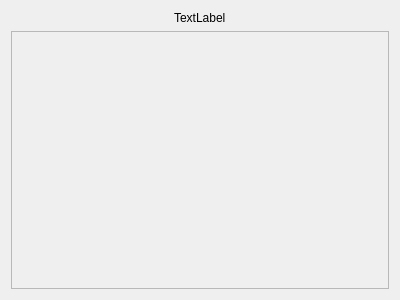
Above: ui/partners_page.ui from Iv2005an/demoexam before the change. Below: the same form after it.
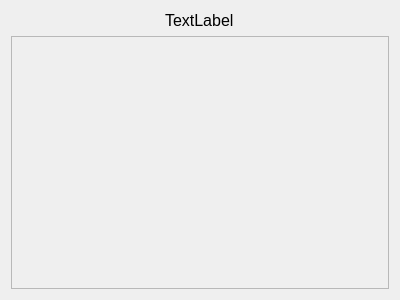
That is the form after the change.

```diff
--- a/ui/partners_page.ui
+++ b/ui/partners_page.ui
@@ -26,6 +26,11 @@
            <verstretch>0</verstretch>
           </sizepolicy>
          </property>
+         <property name="font">
+          <font>
+           <pointsize>12</pointsize>
+          </font>
+         </property>
          <property name="text">
           <string>TextLabel</string>
          </property>
@@ -37,12 +42,6 @@
    </item>
    <item>
     <widget class="QScrollArea" name="partnersArea">
-     <property name="sizePolicy">
-      <sizepolicy hsizetype="Expanding" vsizetype="Expanding">
-       <horstretch>0</horstretch>
-       <verstretch>0</verstretch>
-      </sizepolicy>
-     </property>
      <property name="widgetResizable">
       <bool>true</bool>
      </property>
@@ -52,9 +51,16 @@
         <x>0</x>
         <y>0</y>
         <width>380</width>
-        <height>254</height>
+        <height>18</height>
        </rect>
       </property>
+      <property name="sizePolicy">
+       <sizepolicy hsizetype="Preferred" vsizetype="Maximum">
+        <horstretch>0</horstretch>
+        <verstretch>0</verstretch>
+       </sizepolicy>
+      </property>
+      <layout class="QVBoxLayout" name="verticalLayout_3"/>
      </widget>
     </widget>
    </item>
```
Left out of the diff: 2 changed lines with no effect on the pictures.
